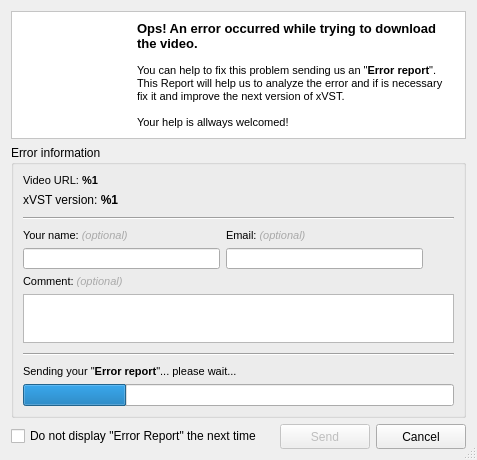
Above: ui/bugreport.ui from ckorn/xvst before the change. Below: the same form after it.
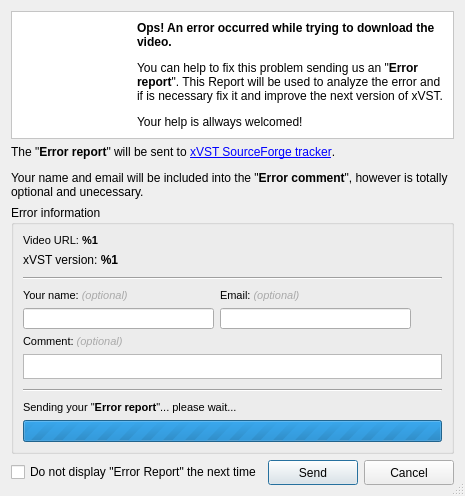
That is the form after the change. Icons and pictures are not drawn.

Commit message: Added "Tracker Report" module.

Patch:
```diff
--- a/ui/bugreport.ui
+++ b/ui/bugreport.ui
@@ -5,8 +5,8 @@
    <rect>
     <x>0</x>
     <y>0</y>
-    <width>477</width>
-    <height>460</height>
+    <width>455</width>
+    <height>496</height>
    </rect>
   </property>
   <property name="windowTitle" >
@@ -59,14 +59,9 @@
       <item row="0" column="1" >
        <widget class="QLabel" name="lblErrorInfo" >
         <property name="text" >
-         <string>&lt;html>&lt;head>&lt;meta name="qrichtext" content="1" />&lt;style type="text/css">
-p, li { white-space: pre-wrap; }
-&lt;/style>&lt;/head>&lt;body style=" font-family:'MS Shell Dlg 2'; font-size:8.25pt; font-weight:400; font-style:normal;">
-&lt;p style=" margin-top:0px; margin-bottom:0px; margin-left:0px; margin-right:0px; -qt-block-indent:0; text-indent:0px; font-size:8pt;">&lt;span style=" font-size:10pt; font-weight:600;">Ops! An error occurred while trying to download the video.&lt;/span>&lt;/p>
-&lt;p style="-qt-paragraph-type:empty; margin-top:0px; margin-bottom:0px; margin-left:0px; margin-right:0px; -qt-block-indent:0; text-indent:0px; font-size:8pt;">&lt;/p>
-&lt;p style=" margin-top:0px; margin-bottom:0px; margin-left:0px; margin-right:0px; -qt-block-indent:0; text-indent:0px; font-size:8pt;">You can help to fix this problem sending us an "&lt;span style=" font-weight:600;">Error report&lt;/span>". This Report will help us to analyze the error and if is necessary fix it and improve the next version of xVST.&lt;/p>
-&lt;p style="-qt-paragraph-type:empty; margin-top:0px; margin-bottom:0px; margin-left:0px; margin-right:0px; -qt-block-indent:0; text-indent:0px; font-size:8pt;">&lt;/p>
-&lt;p style=" margin-top:0px; margin-bottom:0px; margin-left:0px; margin-right:0px; -qt-block-indent:0; text-indent:0px; font-size:8pt;">&lt;span style=" color:#000000;">Your help is allways welcomed!&lt;/span>&lt;/p>&lt;/body>&lt;/html></string>
+         <string>&lt;b>Ops! An error occurred while trying to download the video.&lt;/b>&#xd;
+&lt;p>You can help to fix this problem sending us an "&lt;b>Error report&lt;/b>". This Report will be used to analyze the error and if is necessary fix it and improve the next version of xVST.&lt;/p>&#xd;
+&lt;p>Your help is allways welcomed!&lt;/p></string>
         </property>
         <property name="wordWrap" >
          <bool>true</bool>
@@ -77,12 +72,25 @@
     </widget>
    </item>
    <item row="1" column="0" >
+    <widget class="QLabel" name="label" >
+     <property name="text" >
+      <string>&lt;p>The "&lt;b>Error report&lt;/b>" will be sent to &lt;a href="http://sourceforge.net/tracker/?group_id=205061&amp;atid=1037803">xVST SourceForge tracker&lt;/a>.&lt;/p>&#xd;
+&lt;p>Your name and email will be included into the "&lt;b>Error comment&lt;/b>", however is totally optional and unecessary.&lt;/p></string>
+     </property>
+     <property name="wordWrap" >
+      <bool>true</bool>
+     </property>
+    </widget>
+   </item>
+   <item row="2" column="0" >
     <widget class="QGroupBox" name="gpbErrorInfo" >
      <property name="title" >
-      <string>Error information </string>
+      <string>Error information</string>
      </property>
      <layout class="QGridLayout" >
       <item row="0" column="0" colspan="3" >
+       <layout class="QVBoxLayout" >
+        <item>
        <widget class="QLabel" name="lblVideoURL" >
         <property name="text" >
          <string>&lt;html>&lt;head>&lt;meta name="qrichtext" content="1" />&lt;style type="text/css">
@@ -92,14 +100,16 @@
         </property>
        </widget>
       </item>
-      <item row="1" column="0" colspan="3" >
+        <item>
        <widget class="QLabel" name="lblxVSTVersion" >
         <property name="text" >
          <string>xVST version: &lt;b>%1&lt;/b></string>
         </property>
        </widget>
       </item>
-      <item row="2" column="0" colspan="3" >
+       </layout>
+      </item>
+      <item row="1" column="0" colspan="3" >
        <widget class="Line" name="line" >
         <property name="minimumSize" >
          <size>
@@ -112,7 +122,7 @@
         </property>
        </widget>
       </item>
-      <item row="3" column="0" >
+      <item row="2" column="0" >
        <layout class="QVBoxLayout" >
         <item>
          <widget class="QLabel" name="lblName" >
@@ -136,7 +146,7 @@
         </item>
        </layout>
       </item>
-      <item row="3" column="1" >
+      <item row="2" column="1" >
        <layout class="QVBoxLayout" >
         <item>
          <widget class="QLabel" name="lblEmail" >
@@ -160,7 +170,7 @@
         </item>
        </layout>
       </item>
-      <item row="3" column="2" >
+      <item row="2" column="2" >
        <layout class="QVBoxLayout" >
         <item>
          <spacer>
@@ -205,7 +215,9 @@
         </item>
        </layout>
       </item>
-      <item row="4" column="0" colspan="3" >
+      <item row="3" column="0" colspan="3" >
+       <layout class="QVBoxLayout" >
+        <item>
        <widget class="QLabel" name="lblComment" >
         <property name="text" >
          <string>&lt;html>&lt;head>&lt;meta name="qrichtext" content="1" />&lt;style type="text/css">
@@ -215,10 +227,12 @@
         </property>
        </widget>
       </item>
-      <item row="5" column="0" colspan="3" >
+        <item>
        <widget class="QTextEdit" name="rchComments" />
       </item>
-      <item row="6" column="0" colspan="3" >
+       </layout>
+      </item>
+      <item row="4" column="0" colspan="3" >
        <widget class="Line" name="line_2" >
         <property name="minimumSize" >
          <size>
@@ -231,7 +245,7 @@
         </property>
        </widget>
       </item>
-      <item row="7" column="0" colspan="3" >
+      <item row="5" column="0" colspan="3" >
        <layout class="QVBoxLayout" >
         <item>
          <widget class="QLabel" name="lblSending" >
@@ -244,15 +258,15 @@
 &lt;/style>&lt;/head>&lt;body style=" font-family:'MS Shell Dlg 2'; font-size:8.25pt; font-weight:400; font-style:normal;">
 &lt;p style=" margin-top:0px; margin-bottom:0px; margin-left:0px; margin-right:0px; -qt-block-indent:0; text-indent:0px; font-size:8pt;">Sending your "&lt;span style=" font-weight:600;">Error report&lt;/span>"... please wait...&lt;/p>&lt;/body>&lt;/html></string>
           </property>
-          <property name="margin" >
-           <number>-1</number>
-          </property>
          </widget>
         </item>
         <item>
          <widget class="QProgressBar" name="prbSending" >
+          <property name="maximum" >
+           <number>0</number>
+          </property>
           <property name="value" >
-           <number>24</number>
+           <number>0</number>
           </property>
           <property name="textVisible" >
            <bool>false</bool>
@@ -264,7 +278,7 @@
      </layout>
     </widget>
    </item>
-   <item row="2" column="0" >
+   <item row="3" column="0" >
     <layout class="QGridLayout" >
      <item row="0" column="0" >
       <widget class="QCheckBox" name="chbNoErrors" >
@@ -289,7 +303,7 @@
      <item row="0" column="2" >
       <widget class="QPushButton" name="btnSend" >
        <property name="enabled" >
-        <bool>false</bool>
+        <bool>true</bool>
        </property>
        <property name="minimumSize" >
         <size>
```
Lines whose indentation alone changed are shown as unchanged. The commit also changes 7 other files.
